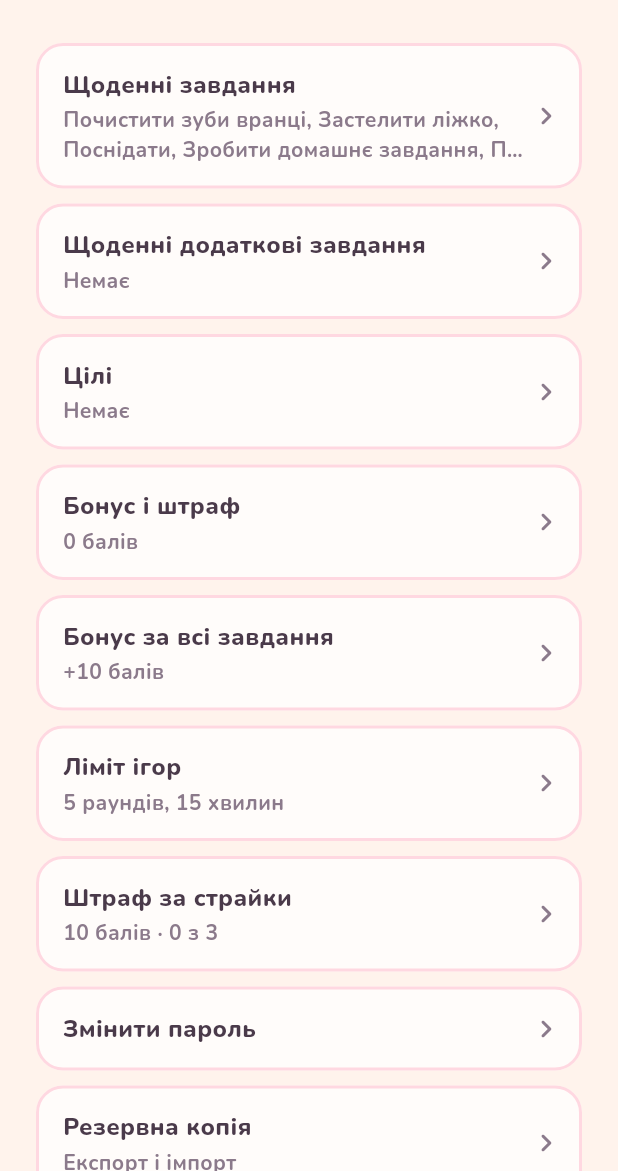
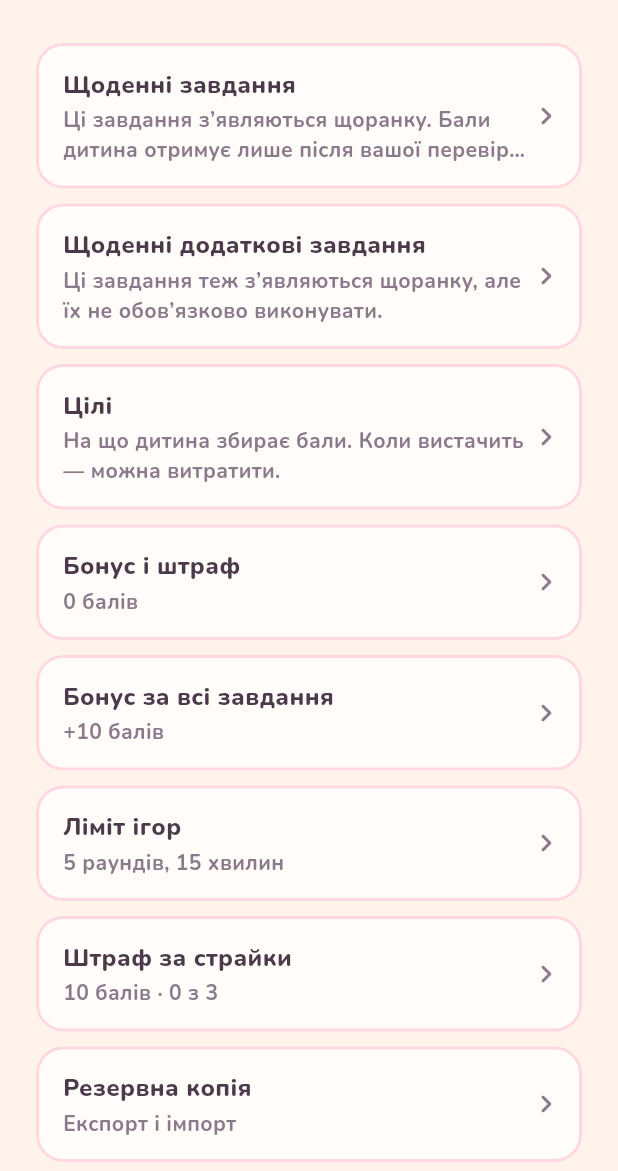
Before and after one commit to ariedov/axo, a Flutter app: the ParentSettingsScreen screen opened directly, on a phone screen of 412 x 824 dp, the part 65-1236 px from its top. Run offline on Flutter 3.47's test engine with Material 3 defaults, Android fonts, the phone set to English and light mode, and no system bars; our stand-ins replace file_picker, shared_preferences; accounts and stored records are empty.

Commit message:
fix: use hints on task rows and demote privacy
Show section descriptions on daily tasks, extras, and goals instead of
item names. Keep privacy as a quiet button at the bottom, and put backup
above change password.

```diff
--- a/lib/screens/parent_settings_screen.dart
+++ b/lib/screens/parent_settings_screen.dart
@@ -15,12 +15,6 @@ import '../widgets/settings_tile.dart';
 
 class ParentSettingsScreen extends StatelessWidget {
   const ParentSettingsScreen({super.key});
-
-  static String _joined(Iterable<String> titles) {
-    final list = titles.toList();
-    if (list.isEmpty) return S.noneYet;
-    return list.join(', ');
-  }
 
   void _privacy(BuildContext context) {
     showDialog<void>(
@@ -54,23 +48,19 @@ class ParentSettingsScreen extends StatelessWidget {
               SettingsTile(
                 key: const Key('settings-daily-tasks'),
                 title: S.dailyTasks,
-                subtitle: _joined(store.dailyTasks.map((task) => task.title)),
+                subtitle: S.dailyTasksHint,
                 onTap: () => showDailyTasksSheet(context),
               ),
               SettingsTile(
                 key: const Key('settings-daily-optional-tasks'),
                 title: S.dailyOptionalTasks,
-                subtitle: _joined(
-                  store.dailyOptionalTasks.map((task) => task.title),
-                ),
+                subtitle: S.dailyOptionalTasksHint,
                 onTap: () => showDailyTasksSheet(context, optional: true),
               ),
               SettingsTile(
                 key: const Key('settings-goals'),
                 title: S.goals,
-                subtitle: _joined(
-                  store.activeGoals.map((goal) => goal.title),
-                ),
+                subtitle: S.goalsHint,
                 onTap: () => showGoalsSettingsSheet(context),
               ),
               SettingsTile(
@@ -102,21 +92,19 @@ class ParentSettingsScreen extends StatelessWidget {
                 onTap: () => showPenaltySettingsSheet(context),
               ),
               SettingsTile(
-                key: const Key('settings-password'),
-                title: S.changePassword,
-                onTap: () => showPasswordSettingsSheet(context),
-              ),
-              SettingsTile(
                 key: const Key('settings-backup'),
                 title: S.backup,
                 subtitle: S.backupSubtitle,
                 onTap: () => showBackupSettingsSheet(context),
               ),
               SettingsTile(
-                key: const Key('settings-privacy'),
-                title: S.privacy,
-                subtitle: S.privacySubtitle,
-                onTap: () => _privacy(context),
+                key: const Key('settings-password'),
+                title: S.changePassword,
+                onTap: () => showPasswordSettingsSheet(context),
+              ),
+              TextButton(
+                onPressed: () => _privacy(context),
+                child: const Text(S.privacy),
               ),
             ],
           ),
--- a/lib/strings.dart
+++ b/lib/strings.dart
@@ -43,7 +43,6 @@ class S {
   static const save = 'Зберегти';
   static const close = 'Закрити';
   static const delete = 'Видалити';
-  static const noneYet = 'Немає';
   static const off = 'Вимкнено';
   static const unsavedSettingsTitle = 'Налаштування не збережено';
   static const unsavedSettingsBody = 'Точно хочете закрити?';
@@ -195,7 +194,6 @@ class S {
   static const importConfirm = 'Замінити';
   static const importDone = 'Дані відновлено';
   static const privacy = 'Приватність';
-  static const privacySubtitle = 'Дані лишаються на цьому телефоні';
   static const privacyBody =
       'Аксо працює лише на цьому телефоні. Завдання, бали, цілі та батьківський пароль зберігаються локально. Ми не збираємо і не надсилаємо дані, не показуємо рекламу і не використовуємо рекламний ідентифікатор.';
   static const dailyTasks = 'Щоденні завдання';
```
Also changed, not shown: 1 other file.
